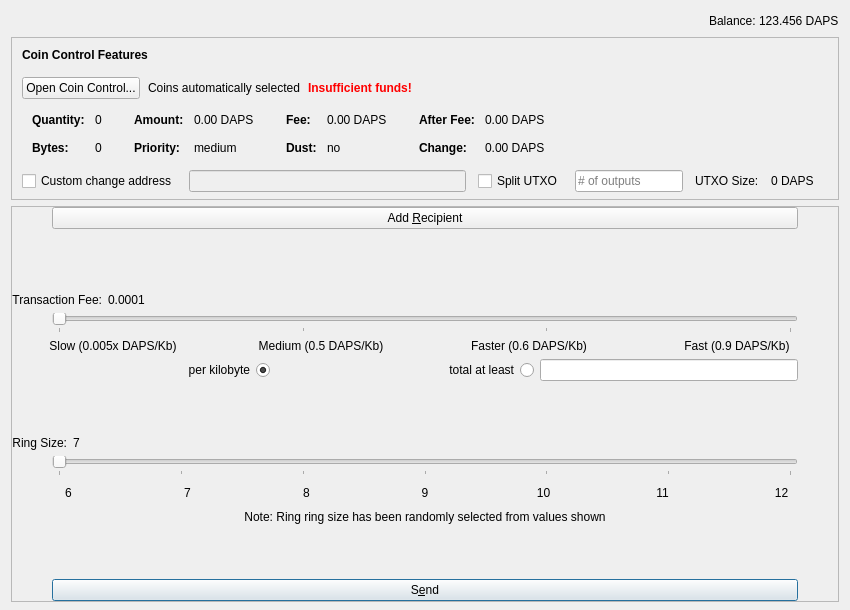
pedrorv0106/DAPS, file src/qt/forms/sendcoinsdialog.ui: the form before one commit.
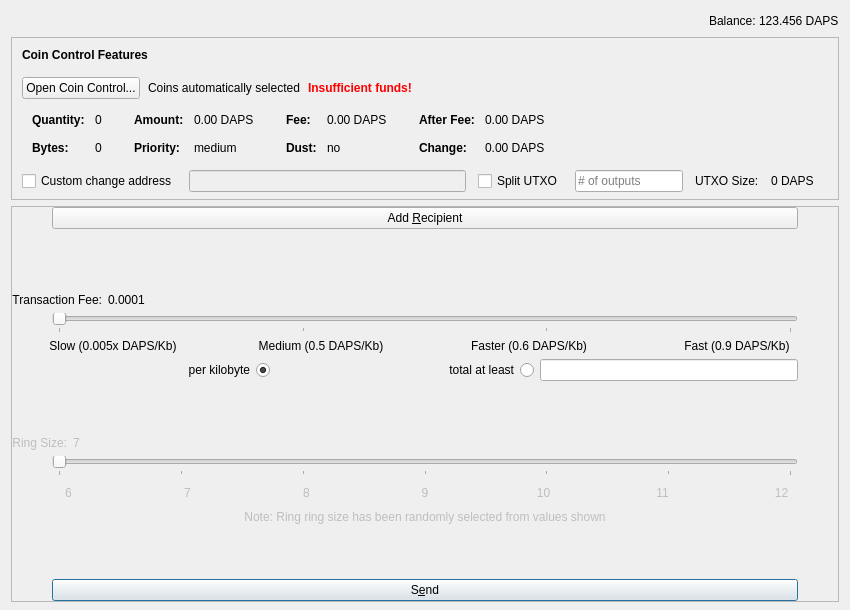
The form after the commit. Icons and pictures are not drawn. Custom widgets are drawn as their Qt base class.

Diff of the .ui file:
```diff
--- a/src/qt/forms/sendcoinsdialog.ui
+++ b/src/qt/forms/sendcoinsdialog.ui
@@ -1067,6 +1067,9 @@
             <layout class="QHBoxLayout" name="horizontalLayoutRingSizeTitle">
              <item>
               <widget class="QLabel" name="labelRingSize">
+              <property name="enabled">
+                <bool>false</bool>
+              </property>
                <property name="sizePolicy">
                 <sizepolicy hsizetype="Maximum" vsizetype="Preferred">
                  <horstretch>0</horstretch>
@@ -1083,6 +1086,9 @@
              </item>
              <item>
               <widget class="QLabel" name="labelRingSizeValue">
+              <property name="enabled">
+                <bool>false</bool>
+              </property>
                <property name="text">
                 <string>7</string>
                </property>
@@ -1158,6 +1164,9 @@
             <layout class="QHBoxLayout" name="horizontalLayoutRingSizeLabels_2">
              <item>
               <widget class="QLabel" name="labelRingSize6">
+              <property name="enabled">
+                <bool>false</bool>
+              </property>
                <property name="sizePolicy">
                 <sizepolicy hsizetype="Preferred" vsizetype="Maximum">
                  <horstretch>0</horstretch>
@@ -1174,6 +1183,9 @@
              </item>
              <item>
               <widget class="QLabel" name="labelRingSize7">
+              <property name="enabled">
+                <bool>false</bool>
+              </property>
                <property name="sizePolicy">
                 <sizepolicy hsizetype="Preferred" vsizetype="Maximum">
                  <horstretch>0</horstretch>
@@ -1190,6 +1202,9 @@
              </item>
              <item>
               <widget class="QLabel" name="labelRingSize8">
+              <property name="enabled">
+                <bool>false</bool>
+              </property>
                <property name="sizePolicy">
                 <sizepolicy hsizetype="Preferred" vsizetype="Maximum">
                  <horstretch>0</horstretch>
@@ -1206,6 +1221,9 @@
              </item>
              <item>
               <widget class="QLabel" name="labelRingSize9">
+              <property name="enabled">
+                <bool>false</bool>
+              </property>
                <property name="sizePolicy">
                 <sizepolicy hsizetype="Preferred" vsizetype="Maximum">
                  <horstretch>0</horstretch>
@@ -1222,6 +1240,9 @@
              </item>
              <item>
               <widget class="QLabel" name="labelRingSize10">
+              <property name="enabled">
+                <bool>false</bool>
+              </property>
                <property name="sizePolicy">
                 <sizepolicy hsizetype="Preferred" vsizetype="Maximum">
                  <horstretch>0</horstretch>
@@ -1238,6 +1259,9 @@
              </item>
              <item>
               <widget class="QLabel" name="labelRingSize11">
+              <property name="enabled">
+                <bool>false</bool>
+              </property>
                <property name="sizePolicy">
                 <sizepolicy hsizetype="Preferred" vsizetype="Maximum">
                  <horstretch>0</horstretch>
@@ -1254,6 +1278,9 @@
              </item>
              <item>
               <widget class="QLabel" name="labelRingSize12">
+              <property name="enabled">
+                <bool>false</bool>
+              </property>
                <property name="text">
                 <string>12</string>
                </property>
@@ -1265,7 +1292,10 @@
             </layout>
            </item>
            <item>
-            <widget class="QLabel" name="labelRingSizeNote_2">
+            <widget class="QLabel" name="labelRingSizeNote_2">      
+            <property name="enabled">
+               <bool>false</bool>
+            </property>
              <property name="sizePolicy">
               <sizepolicy hsizetype="Preferred" vsizetype="Preferred">
                <horstretch>0</horstretch>
```
Left out of the diff: 3 changed lines with no effect on the pictures.
